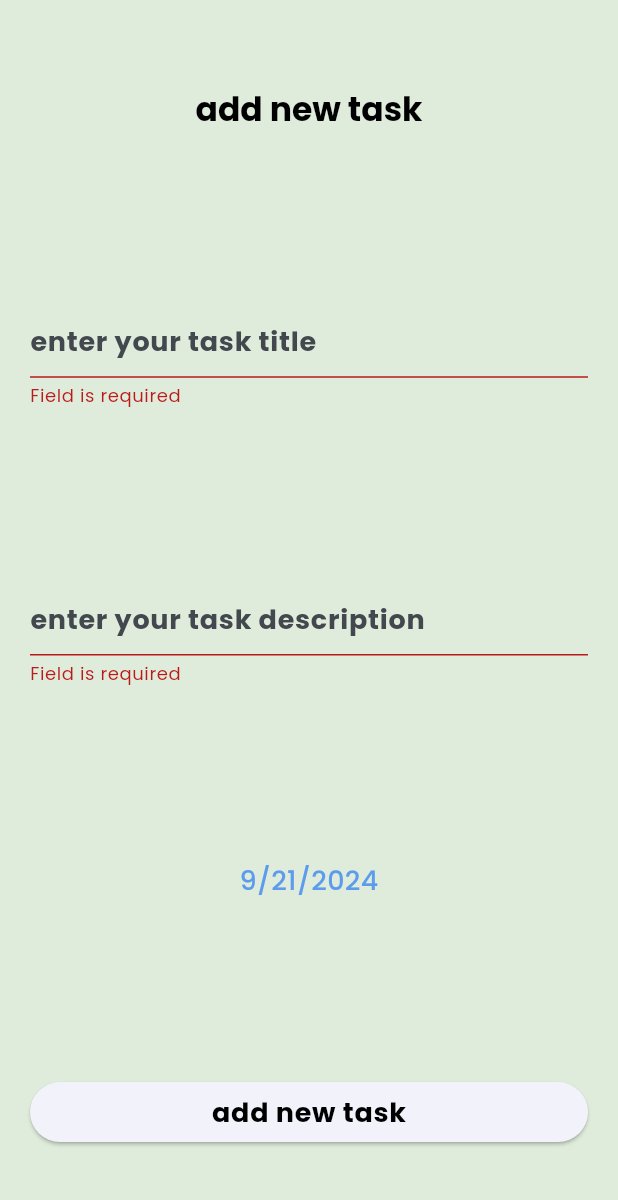
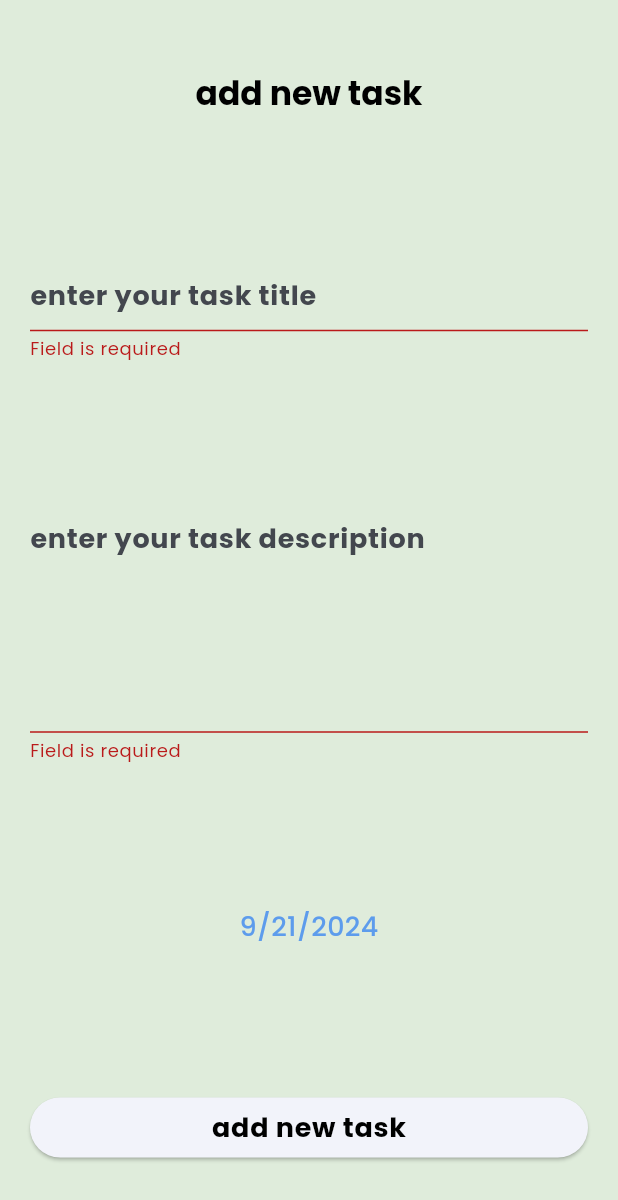
Before and after one commit to hazemelassal79/Todo-app, a Flutter app: the BottomSheetWidget widget shown alone on an empty page, opened directly, after a tap on "add new task", on a phone screen of 412 x 824 dp. Shown: the top 1200 px of the screen. Run offline on Flutter 3.47's test engine with Material 3 defaults, Android fonts, the phone set to English and light mode, and no system bars; our stand-ins replace calendar_timeline, cloud_firestore, firebase_auth, firebase_core, flutter_slidable, fluttertoast and 1 more; accounts and stored records are empty.

Commit message:
Fixed app bugs and updated ui issues

```diff
--- a/lib/core/home_layout/bottom_sheet_widget.dart
+++ b/lib/core/home_layout/bottom_sheet_widget.dart
@@ -45,6 +45,7 @@ class _BottomSheetWidgetState extends State<BottomSheetWidget> {
                     theme.textTheme.titleLarge!.copyWith(color: Colors.black),
               ),
               CustomTextFormField(
+                maxlines: 1,
                 controller: titleController,
                 title: "enter your task title",
                 validator: (value) {
@@ -56,6 +57,7 @@ class _BottomSheetWidgetState extends State<BottomSheetWidget> {
                 },
               ),
               CustomTextFormField(
+                maxlines: 5,
                 controller: descriptionController,
                 title: "enter your task description",
                 validator: (value) {
@@ -88,8 +90,8 @@ class _BottomSheetWidgetState extends State<BottomSheetWidget> {
                       return;
                     }
                     var model = TaskModel(
-                      title: titleController.text,
-                      description: descriptionController.text,
+                      title: titleController.text.trim(),
+                      description: descriptionController.text.trim(),
                       dateTime: selectedDate ?? DateTime.now(),
                       isDone: false,
                     );
--- a/lib/core/theme/application_theme.dart
+++ b/lib/core/theme/application_theme.dart
@@ -2,19 +2,19 @@ import 'package:flutter/material.dart';
 import 'package:google_fonts/google_fonts.dart';
 class ApplicationTheme {
   static bool isDark=true;
-  static Color PrimaryColor = Color(0xff5D9CEC);
+  static Color PrimaryColor = const Color(0xff5D9CEC);
   static ThemeData LightTheme=ThemeData(
     primaryColor: PrimaryColor,
-    scaffoldBackgroundColor: Color(0xffdfecdb),
+    scaffoldBackgroundColor: const Color(0xffdfecdb),
     colorScheme: ColorScheme.fromSeed(
-      primary: Color(0xffB7935F),
+      primary: const Color(0xffB7935F),
       seedColor: PrimaryColor,
-      onSecondary: Color(0xff242424),
+      onSecondary: const Color(0xff242424),
       onPrimary:  PrimaryColor,
       background: Colors.white,
     ),
     appBarTheme: AppBarTheme(
-        iconTheme: IconThemeData(
+        iconTheme: const IconThemeData(
           color: Colors.black
         ),
         elevation: 0,
@@ -73,16 +73,16 @@ class ApplicationTheme {
   );
   static ThemeData DarkTheme=ThemeData(
     scaffoldBackgroundColor: Colors.transparent,
-    primaryColor: Color(0xff141a2e),
+    primaryColor: const Color(0xff141a2e),
     colorScheme: ColorScheme.fromSeed(
-      primary: Color(0xff141a2e),
-      seedColor: Color(0xff141a2e),
-      onSecondary: Color(0xfffacc1d),
-      onPrimary: Color(0xfffacc1d),
-      onBackground: Color(0xff141a2e),
+      primary: const Color(0xff141a2e),
+      seedColor: const Color(0xff141a2e),
+      onSecondary: const Color(0xfffacc1d),
+      onPrimary: const Color(0xfffacc1d),
+      onBackground: const Color(0xff141a2e),
     ),
     appBarTheme: AppBarTheme(
-      iconTheme: IconThemeData(
+      iconTheme: const IconThemeData(
         color: Colors.white,
       ),
         backgroundColor: Colors.transparent,
@@ -95,7 +95,7 @@ class ApplicationTheme {
       elevation: 0,
     ),
 
-    bottomNavigationBarTheme: BottomNavigationBarThemeData(
+    bottomNavigationBarTheme: const BottomNavigationBarThemeData(
       backgroundColor:Color(0xff141a2e),
       type:BottomNavigationBarType.fixed,
       selectedIconTheme: IconThemeData(
@@ -132,9 +132,9 @@ class ApplicationTheme {
       ),
     ),
     bottomSheetTheme: BottomSheetThemeData(
-      backgroundColor: Color(0xff141a2e).withOpacity(0.9),
+      backgroundColor: const Color(0xff141a2e).withOpacity(0.9),
     ),
-    dividerColor: Color(0xfffacc1d),
+    dividerColor: const Color(0xfffacc1d),
 
   );
 }
--- a/lib/main.dart
+++ b/lib/main.dart
@@ -1,3 +1,4 @@
+import 'package:firebase_auth/firebase_auth.dart';
 import 'package:flutter/material.dart';
 import 'package:todo/core/home_layout/home_layout_view.dart';
 import 'package:todo/core/theme/application_theme.dart';
@@ -8,7 +9,7 @@ import 'package:todo/pages/splash_view/splash_view.dart';
 import 'firebase_options.dart';
 import 'package:firebase_core/firebase_core.dart';
 
- void main() async {
+void main() async {
   WidgetsFlutterBinding.ensureInitialized();
   await Firebase.initializeApp(
     options: DefaultFirebaseOptions.currentPlatform,
@@ -20,7 +21,6 @@ class MyApp extends StatelessWidget {
   const MyApp({Key? key}) : super(key: key);
   @override
   Widget build(BuildContext context) {
-
     return MaterialApp(
       debugShowCheckedModeBanner: false,
       theme: ApplicationTheme.LightTheme,
--- a/lib/pages/home_view/home_view.dart
+++ b/lib/pages/home_view/home_view.dart
@@ -20,7 +20,6 @@ class _HomeViewState extends State<HomeView> {
   final displayedItems = <TaskModel>[];
 
   DateTime selectedDate = DateTime(DateTime.now().year , DateTime.now().month , DateTime.now().day);
-//HELLOOOOOOOOOOOOOOOOOOOOOOOO
   @override
   Widget build(BuildContext context) {
     var theme = Theme.of(context);
@@ -58,7 +57,6 @@ class _HomeViewState extends State<HomeView> {
               activeDayColor: theme.primaryColor,
               activeBackgroundDayColor: Colors.white,
               dotColor: theme.primaryColor,
-              selectableDayPredicate: (date) => date.day != 23,
               locale: 'en_ISO',
             ),
           ],
@@ -79,7 +77,7 @@ class _HomeViewState extends State<HomeView> {
                   const SizedBox(
                     height: 20,
                   ),
-                  IconButton(onPressed: (){}, icon: Icon(Icons.refresh)),
+                  IconButton(onPressed: (){}, icon: const Icon(Icons.refresh)),
                 ],
               );
             }
--- a/lib/pages/register/register_view.dart
+++ b/lib/pages/register/register_view.dart
@@ -87,8 +87,9 @@ class _RegisterViewState extends State<RegisterView> {
                     validator: (value) {
                       if (value == null || value
                           .trim()
-                          .isEmpty)
+                          .isEmpty) {
                         return "you must enter your email address";
+                      }
                       var regex = RegExp(
                           r"^[a-zA-Z0-9.a-zA-Z0-9.!#$%&'*+-/=?^_`{|}~]+@[a-zA-Z0-9]+\.[a-zA-Z]+");
                       if (!regex.hasMatch(value)) {
```
Also changed, not shown: lib/pages/settings_view/settings_view.dart (+12 -18 lines), lib/pages/splash_view/splash_view.dart (+11 -12 lines), lib/widgets/task_item_widget.dart (+6 -4 lines).
